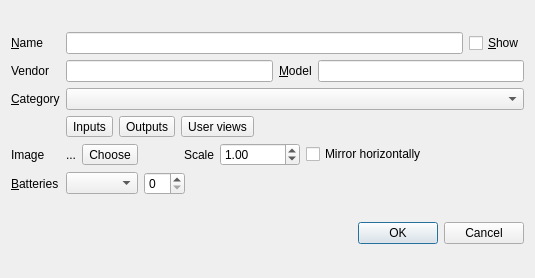
First picture: the form in device_editor.ui, repository uliss/patch_scene, before the edit.
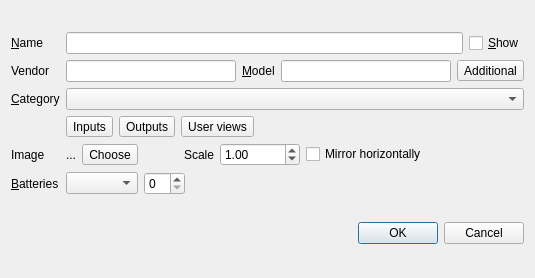
Second picture: the form after the edit.

Commit message: device additional info editor

Diff of the .ui file:
```diff
--- a/device_editor.ui
+++ b/device_editor.ui
@@ -241,7 +241,7 @@
       </layout>
      </item>
      <item row="1" column="1">
-      <layout class="QHBoxLayout" name="horizontalLayout_5" stretch="0,0,0">
+      <layout class="QHBoxLayout" name="horizontalLayout_5" stretch="0,0,0,0">
        <item>
         <widget class="QLineEdit" name="vendor"/>
        </item>
@@ -258,6 +258,13 @@
        <item>
         <widget class="QLineEdit" name="model"/>
        </item>
+       <item>
+        <widget class="QToolButton" name="additionalInfo">
+         <property name="text">
+          <string>Additional</string>
+         </property>
+        </widget>
+       </item>
       </layout>
      </item>
      <item row="2" column="1">
```
The commit also changes 5 other files.
